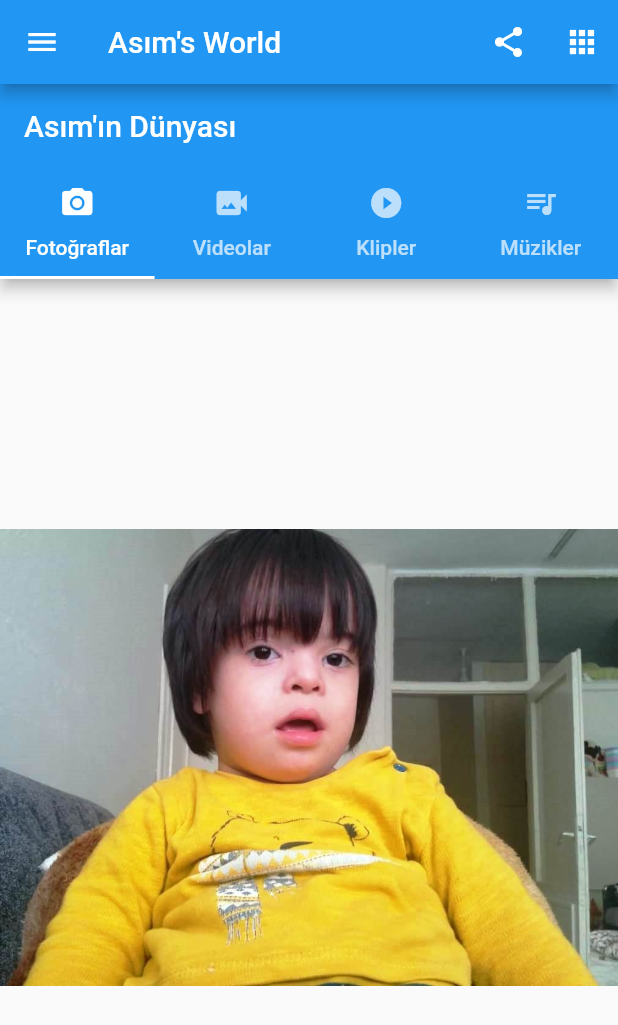
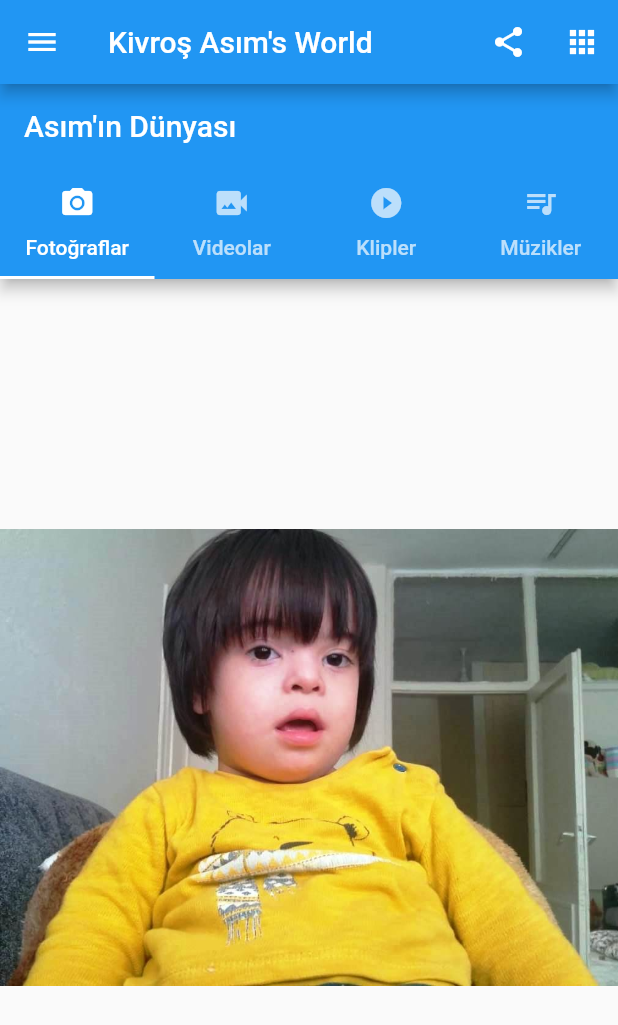
Before and after one commit to dogan1972/depo, a Flutter app: the screen it shows after launch, on a phone screen of 412 x 824 dp. Shown: the top 1025 px of the screen. Run offline on Flutter 3.47's test engine with Material 2 defaults, Android fonts, the phone set to English and light mode, and no system bars; our stand-ins replace youtube_player_flutter.

Commit message:
Update main.dart

```diff
--- a/asimo/lib/main.dart
+++ b/asimo/lib/main.dart
@@ -21,7 +21,7 @@ class MyApp extends StatelessWidget {
               ),
               IconButton(onPressed: () {}, icon: Icon(Icons.apps))
             ],
-            title: Text("Asım's World"),
+            title: Text("Kivroş Asım's World"),
           ),
           body: AsimoTabControllers()),
     );
```
